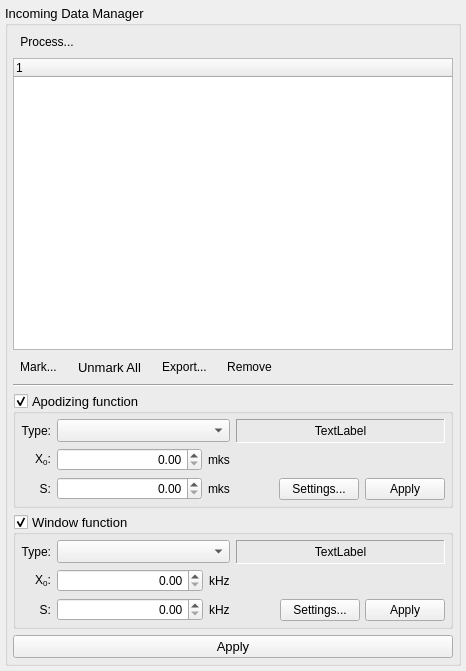
The window that LoggingTool_Manager/Wizards/incomdata_manager.ui (Osechkin/LoggingTool_Manager3) describes before a commit, drawn with Qt 5.
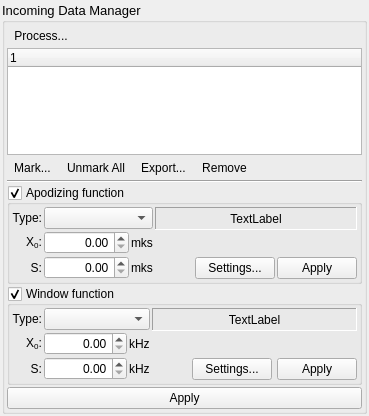
The same window after the commit.

Commit message: Logging Tool Manager was improved for KERN in Bugulma. Version 0.7.41

Diff of the .ui file:
```diff
--- a/LoggingTool_Manager/Wizards/incomdata_manager.ui
+++ b/LoggingTool_Manager/Wizards/incomdata_manager.ui
@@ -6,8 +6,8 @@
    <rect>
     <x>0</x>
     <y>0</y>
-    <width>466</width>
-    <height>671</height>
+    <width>369</width>
+    <height>416</height>
    </rect>
   </property>
   <property name="windowTitle">
@@ -15,16 +15,19 @@
   </property>
   <layout class="QGridLayout" name="gridLayout_2">
    <property name="leftMargin">
-    <number>5</number>
+    <number>2</number>
    </property>
    <property name="topMargin">
-    <number>5</number>
+    <number>2</number>
    </property>
    <property name="rightMargin">
-    <number>5</number>
+    <number>2</number>
    </property>
    <property name="bottomMargin">
-    <number>5</number>
+    <number>2</number>
+   </property>
+   <property name="spacing">
+    <number>2</number>
    </property>
    <item row="0" column="0">
     <widget class="QGroupBox" name="gbxDatasets">
@@ -41,16 +44,19 @@
      </property>
      <layout class="QGridLayout" name="gridLayout_4">
       <property name="leftMargin">
-       <number>5</number>
+       <number>2</number>
       </property>
       <property name="topMargin">
-       <number>5</number>
+       <number>2</number>
       </property>
       <property name="rightMargin">
-       <number>5</number>
+       <number>2</number>
       </property>
       <property name="bottomMargin">
-       <number>5</number>
+       <number>2</number>
+      </property>
+      <property name="spacing">
+       <number>2</number>
       </property>
       <item row="4" column="0">
        <widget class="QGroupBox" name="gbxTimeWin">
@@ -60,6 +66,11 @@
           <height>0</height>
          </size>
         </property>
+        <property name="font">
+         <font>
+          <pointsize>9</pointsize>
+         </font>
+        </property>
         <property name="title">
          <string>Apodizing function</string>
         </property>
@@ -71,16 +82,19 @@
         </property>
         <layout class="QGridLayout" name="gridLayout_6">
          <property name="leftMargin">
-          <number>5</number>
+          <number>2</number>
          </property>
          <property name="topMargin">
-          <number>5</number>
+          <number>2</number>
          </property>
          <property name="rightMargin">
-          <number>5</number>
+          <number>2</number>
          </property>
          <property name="bottomMargin">
-          <number>5</number>
+          <number>2</number>
+         </property>
+         <property name="spacing">
+          <number>2</number>
          </property>
          <item row="0" column="0">
           <layout class="QGridLayout" name="gridLayout">
@@ -311,6 +325,11 @@
           <height>0</height>
          </size>
         </property>
+        <property name="font">
+         <font>
+          <pointsize>9</pointsize>
+         </font>
+        </property>
         <property name="title">
          <string>Window function</string>
         </property>
@@ -322,16 +341,19 @@
         </property>
         <layout class="QGridLayout" name="gridLayout_8">
          <property name="leftMargin">
-          <number>5</number>
+          <number>2</number>
          </property>
          <property name="topMargin">
-          <number>5</number>
+          <number>2</number>
          </property>
          <property name="rightMargin">
-          <number>5</number>
+          <number>2</number>
          </property>
          <property name="bottomMargin">
-          <number>5</number>
+          <number>2</number>
+         </property>
+         <property name="spacing">
+          <number>2</number>
          </property>
          <item row="0" column="0">
           <layout class="QGridLayout" name="gridLayout_3">
@@ -631,6 +653,11 @@
         </item>
         <item>
          <widget class="QToolButton" name="tbtUnmarkAll">
+          <property name="font">
+           <font>
+            <pointsize>9</pointsize>
+           </font>
+          </property>
           <property name="text">
            <string>Unmark All</string>
           </property>
@@ -696,6 +723,11 @@
       </item>
       <item row="6" column="0">
        <widget class="QPushButton" name="pushButton">
+        <property name="font">
+         <font>
+          <pointsize>9</pointsize>
+         </font>
+        </property>
         <property name="text">
          <string>Apply</string>
         </property>
```
The commit also changes 52 other files.
